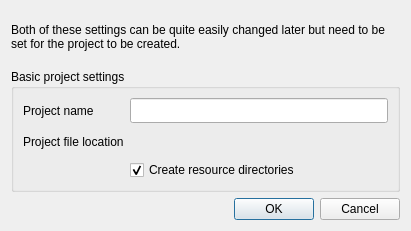
This is ceed/ui/NewProjectDialog.ui in timbaker/ceed as Qt 5 draws it before an edit. The edited form follows.
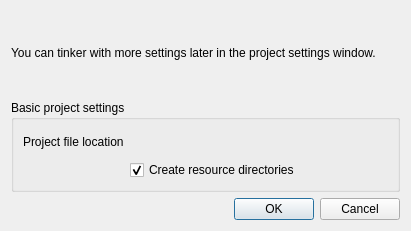
This is the edited form. Custom widgets are drawn as their Qt base class.

Commit message: Removed project name, refactored auto resource dir creation

The edit to the form file:
```diff
--- a/ceed/ui/NewProjectDialog.ui
+++ b/ceed/ui/NewProjectDialog.ui
@@ -23,7 +23,7 @@
       </sizepolicy>
      </property>
      <property name="text">
-      <string>Both of these settings can be quite easily changed later but need to be set for the project to be created.</string>
+      <string>You can tinker with more settings later in the project settings window.</string>
      </property>
      <property name="wordWrap">
       <bool>true</bool>
@@ -42,48 +42,10 @@
       <bool>false</bool>
      </property>
      <layout class="QFormLayout" name="formLayout">
+      <property name="fieldGrowthPolicy">
+       <enum>QFormLayout::ExpandingFieldsGrow</enum>
+      </property>
       <item row="0" column="0">
-       <widget class="QLabel" name="projectNameLabel">
-        <property name="sizePolicy">
-         <sizepolicy hsizetype="MinimumExpanding" vsizetype="Fixed">
-          <horstretch>0</horstretch>
-          <verstretch>0</verstretch>
-         </sizepolicy>
-        </property>
-        <property name="minimumSize">
-         <size>
-          <width>0</width>
-          <height>25</height>
-         </size>
-        </property>
-        <property name="text">
-         <string>Project name</string>
-        </property>
-        <property name="buddy">
-         <cstring>projectName</cstring>
-        </property>
-       </widget>
-      </item>
-      <item row="0" column="1">
-       <widget class="QLineEdit" name="projectName">
-        <property name="sizePolicy">
-         <sizepolicy hsizetype="MinimumExpanding" vsizetype="Fixed">
-          <horstretch>0</horstretch>
-          <verstretch>0</verstretch>
-         </sizepolicy>
-        </property>
-        <property name="minimumSize">
-         <size>
-          <width>0</width>
-          <height>25</height>
-         </size>
-        </property>
-        <property name="placeholderText">
-         <string/>
-        </property>
-       </widget>
-      </item>
-      <item row="1" column="0">
        <widget class="QLabel" name="projectFilePathLabel">
         <property name="sizePolicy">
          <sizepolicy hsizetype="MinimumExpanding" vsizetype="Fixed">
@@ -102,7 +64,7 @@
         </property>
        </widget>
       </item>
-      <item row="1" column="1">
+      <item row="0" column="1">
        <widget class="FileLineEdit" name="projectFilePath" native="true">
         <property name="sizePolicy">
          <sizepolicy hsizetype="MinimumExpanding" vsizetype="Fixed">
@@ -118,8 +80,8 @@
         </property>
        </widget>
       </item>
-      <item row="2" column="1">
-       <widget class="QCheckBox" name="createDefaultDirectories">
+      <item row="1" column="1">
+       <widget class="QCheckBox" name="createResourceDirs">
         <property name="enabled">
          <bool>true</bool>
         </property>
```
The commit also changes 3 other files.
